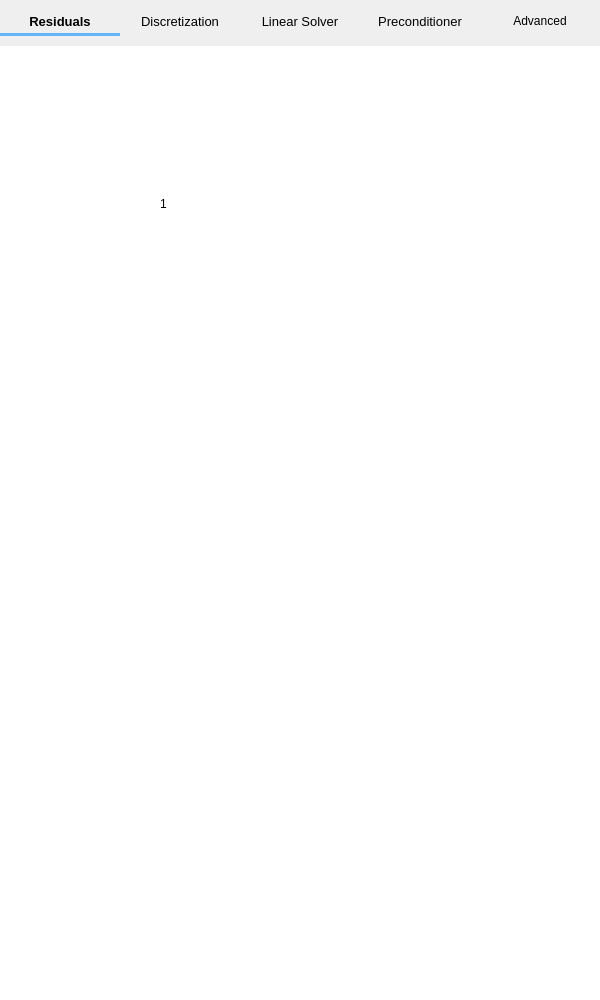
Old version of the form mfixgui/uifiles/numerics.ui in the repository truongd8593/mfix.
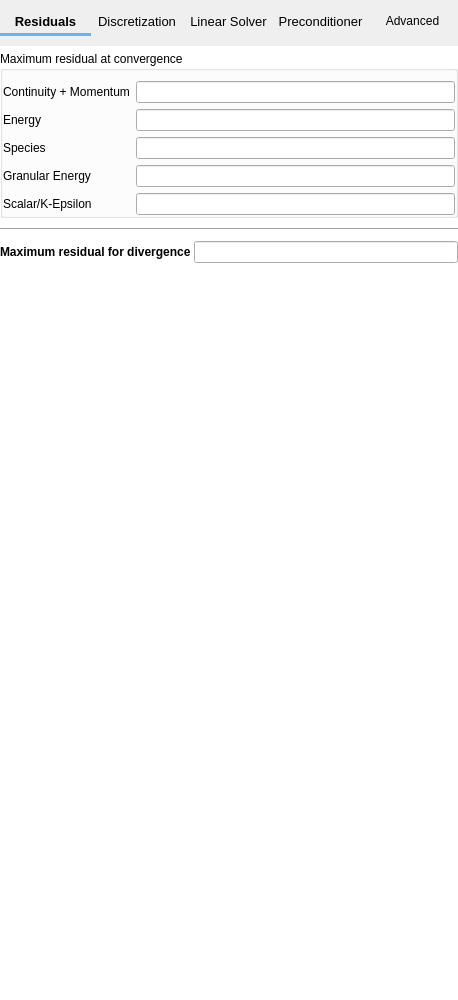
New version of the form. Custom widgets are drawn as their Qt base class.

Commit message: work on Numerics pane

```diff
--- a/mfixgui/uifiles/numerics.ui
+++ b/mfixgui/uifiles/numerics.ui
@@ -6,7 +6,7 @@
    <rect>
     <x>0</x>
     <y>0</y>
-    <width>600</width>
+    <width>458</width>
     <height>1000</height>
    </rect>
   </property>
@@ -190,19 +190,171 @@
       <number>0</number>
      </property>
      <widget class="QWidget" name="residuals">
-      <widget class="QLabel" name="label">
-       <property name="geometry">
-        <rect>
-         <x>160</x>
-         <y>150</y>
-         <width>57</width>
-         <height>15</height>
-        </rect>
+      <layout class="QGridLayout" name="gridLayout_2">
+       <property name="leftMargin">
+        <number>0</number>
        </property>
-       <property name="text">
-        <string>1</string>
+       <property name="topMargin">
+        <number>5</number>
        </property>
-      </widget>
+       <property name="rightMargin">
+        <number>0</number>
+       </property>
+       <property name="bottomMargin">
+        <number>0</number>
+       </property>
+       <property name="horizontalSpacing">
+        <number>0</number>
+       </property>
+       <property name="verticalSpacing">
+        <number>10</number>
+       </property>
+       <item row="2" column="0">
+        <widget class="QLabel" name="label_tol_diverge">
+         <property name="font">
+          <font>
+           <weight>75</weight>
+           <bold>true</bold>
+          </font>
+         </property>
+         <property name="text">
+          <string>Maximum residual for divergence </string>
+         </property>
+        </widget>
+       </item>
+       <item row="1" column="0" colspan="2">
+        <widget class="Line" name="line">
+         <property name="orientation">
+          <enum>Qt::Horizontal</enum>
+         </property>
+        </widget>
+       </item>
+       <item row="2" column="1">
+        <widget class="LineEdit" name="lineedit_keyword_tol_diverge"/>
+       </item>
+       <item row="0" column="0" colspan="2">
+        <widget class="QGroupBox" name="groupbox_residuals">
+         <property name="title">
+          <string>Maximum residual at convergence</string>
+         </property>
+         <property name="flat">
+          <bool>true</bool>
+         </property>
+         <layout class="QGridLayout" name="gridLayout">
+          <property name="leftMargin">
+           <number>0</number>
+          </property>
+          <property name="topMargin">
+           <number>10</number>
+          </property>
+          <property name="rightMargin">
+           <number>0</number>
+          </property>
+          <property name="bottomMargin">
+           <number>0</number>
+          </property>
+          <item row="0" column="0">
+           <widget class="QLabel" name="label_tol_resid">
+            <property name="text">
+             <string>Continuity + Momentum</string>
+            </property>
+           </widget>
+          </item>
+          <item row="0" column="1">
+           <widget class="LineEdit" name="lineedit_keyword_tol_resid">
+            <property name="maximumSize">
+             <size>
+              <width>16777215</width>
+              <height>16777215</height>
+             </size>
+            </property>
+           </widget>
+          </item>
+          <item row="1" column="0">
+           <widget class="QLabel" name="label_tol_resid_t">
+            <property name="text">
+             <string>Energy</string>
+            </property>
+           </widget>
+          </item>
+          <item row="1" column="1">
+           <widget class="LineEdit" name="lineedit_keyword_tol_resid_t">
+            <property name="maximumSize">
+             <size>
+              <width>16777215</width>
+              <height>16777215</height>
+             </size>
+            </property>
+           </widget>
+          </item>
+          <item row="2" column="0">
+           <widget class="QLabel" name="label_tol_resid_x">
+            <property name="text">
+             <string>Species</string>
+            </property>
+           </widget>
+          </item>
+          <item row="2" column="1">
+           <widget class="LineEdit" name="lineedit_keyword_tol_resid_x">
+            <property name="maximumSize">
+             <size>
+              <width>16777215</width>
+              <height>16777215</height>
+             </size>
+            </property>
+           </widget>
+          </item>
+          <item row="3" column="0">
+           <widget class="QLabel" name="label_tol_resid_th">
+            <property name="text">
+             <string>Granular Energy</string>
+            </property>
+           </widget>
+          </item>
+          <item row="3" column="1">
+           <widget class="LineEdit" name="lineedit_keyword_tol_resid_th">
+            <property name="maximumSize">
+             <size>
+              <width>16777215</width>
+              <height>16777215</height>
+             </size>
+            </property>
+           </widget>
+          </item>
+          <item row="4" column="0">
+           <widget class="QLabel" name="label_tol_resid_scalar">
+            <property name="text">
+             <string>Scalar/K-Epsilon</string>
+            </property>
+           </widget>
+          </item>
+          <item row="4" column="1">
+           <widget class="LineEdit" name="lineedit_keyword_tol_resid_scalar">
+            <property name="maximumSize">
+             <size>
+              <width>16777215</width>
+              <height>16777215</height>
+             </size>
+            </property>
+           </widget>
+          </item>
+         </layout>
+        </widget>
+       </item>
+       <item row="3" column="0">
+        <spacer name="verticalSpacer">
+         <property name="orientation">
+          <enum>Qt::Vertical</enum>
+         </property>
+         <property name="sizeHint" stdset="0">
+          <size>
+           <width>20</width>
+           <height>40</height>
+          </size>
+         </property>
+        </spacer>
+       </item>
+      </layout>
      </widget>
      <widget class="QWidget" name="discretization">
       <property name="sizePolicy">
@@ -286,6 +438,13 @@
    </item>
   </layout>
  </widget>
+ <customwidgets>
+  <customwidget>
+   <class>LineEdit</class>
+   <extends>QLineEdit</extends>
+   <header>mfixgui.widgets.base</header>
+  </customwidget>
+ </customwidgets>
  <resources/>
  <connections/>
 </ui>
```
